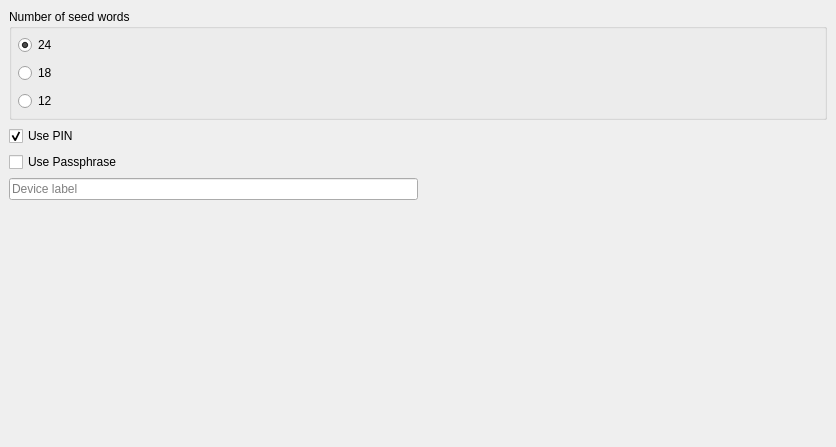
Qt form src/ui/ui_hw_initialize_wdg.ui (Bertrand256/dash-masternode-tool) before a commit.
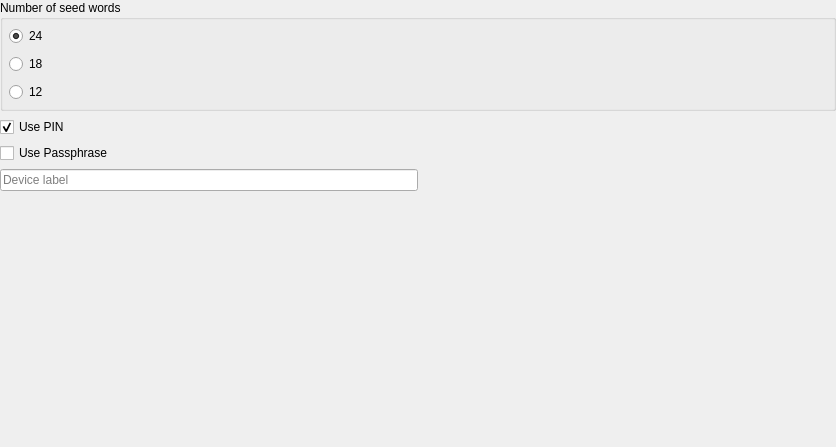
The same form after that commit. The open tabs and pages were chosen to show the change.

```diff
--- a/src/ui/ui_hw_initialize_wdg.ui
+++ b/src/ui/ui_hw_initialize_wdg.ui
@@ -36,6 +36,18 @@
      </property>
      <widget class="QWidget" name="page1">
       <layout class="QVBoxLayout" name="verticalLayout_3">
+       <property name="leftMargin">
+        <number>0</number>
+       </property>
+       <property name="topMargin">
+        <number>0</number>
+       </property>
+       <property name="rightMargin">
+        <number>0</number>
+       </property>
+       <property name="bottomMargin">
+        <number>0</number>
+       </property>
        <item>
         <widget class="QGroupBox" name="gbNumberOfMnemonicWords">
          <property name="title">
```
Left out of the diff: 6 changed lines with no effect on the pictures.
